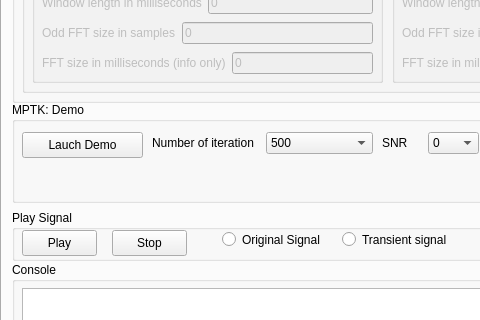
Old version of the form src/gui/Qt/presentation/MPTK_GUI_APP.ui in the repository ltfat/fastmpwithmultigabor; both pictures show x 0 to 480 and y 333 to 653 of the 978 by 745 pixel window.
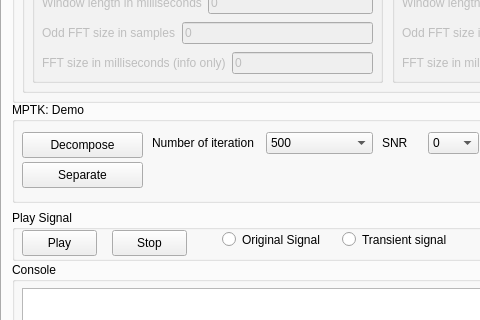
New version of the form. The open tabs and pages were chosen to show the change. Icons and pictures are not drawn.

Commit message: Add doxygen documentation for GUI

What changed in the file:
```diff
--- a/src/gui/Qt/presentation/MPTK_GUI_APP.ui
+++ b/src/gui/Qt/presentation/MPTK_GUI_APP.ui
@@ -2433,7 +2433,7 @@
            <string>open</string>
           </property>
           <property name="text" >
-           <string>Lauch Demo</string>
+           <string>Decompose</string>
           </property>
           <property name="icon" >
            <iconset/>
@@ -2638,6 +2638,31 @@
            <string>Use milliseconds for duration of transient</string>
           </property>
          </widget>
+         <widget class="QPushButton" name="btnDecomposeDemo" >
+          <property name="geometry" >
+           <rect>
+            <x>10</x>
+            <y>60</y>
+            <width>121</width>
+            <height>26</height>
+           </rect>
+          </property>
+          <property name="toolTip" >
+           <string>open</string>
+          </property>
+          <property name="text" >
+           <string>Separate</string>
+          </property>
+          <property name="icon" >
+           <iconset/>
+          </property>
+          <property name="checkable" >
+           <bool>false</bool>
+          </property>
+          <property name="flat" >
+           <bool>false</bool>
+          </property>
+         </widget>
         </widget>
         <widget class="QGroupBox" name="groupBox_18" >
          <property name="geometry" >
```
The commit also changes 4 other files.
